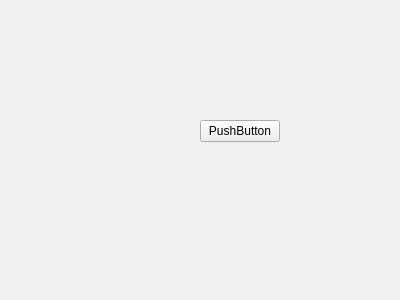
Before: the Qt Designer form Application/editablekvdiagram3var.ui in markus-senger/KV-diagram, drawn with Qt 5.
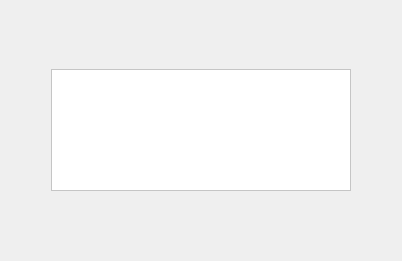
After: the same form once the commit is applied.

What changed in the file:
```diff
--- a/Application/editablekvdiagram3var.ui
+++ b/Application/editablekvdiagram3var.ui
@@ -6,26 +6,63 @@
    <rect>
     <x>0</x>
     <y>0</y>
-    <width>400</width>
-    <height>300</height>
+    <width>402</width>
+    <height>261</height>
    </rect>
   </property>
   <property name="windowTitle">
    <string>Form</string>
   </property>
-  <widget class="QPushButton" name="pushButton">
-   <property name="geometry">
-    <rect>
-     <x>200</x>
-     <y>120</y>
-     <width>80</width>
-     <height>22</height>
-    </rect>
-   </property>
-   <property name="text">
-    <string>PushButton</string>
-   </property>
-  </widget>
+  <layout class="QHBoxLayout" name="horizontalLayout">
+   <item>
+    <widget class="QTableView" name="kvDiagram">
+     <property name="sizePolicy">
+      <sizepolicy hsizetype="Fixed" vsizetype="Fixed">
+       <horstretch>0</horstretch>
+       <verstretch>0</verstretch>
+      </sizepolicy>
+     </property>
+     <property name="minimumSize">
+      <size>
+       <width>0</width>
+       <height>0</height>
+      </size>
+     </property>
+     <property name="maximumSize">
+      <size>
+       <width>300</width>
+       <height>122</height>
+      </size>
+     </property>
+     <property name="baseSize">
+      <size>
+       <width>300</width>
+       <height>122</height>
+      </size>
+     </property>
+     <property name="styleSheet">
+      <string notr="true">QTableView {
+	background-color: white;
+}</string>
+     </property>
+     <property name="editTriggers">
+      <set>QAbstractItemView::NoEditTriggers</set>
+     </property>
+     <property name="selectionMode">
+      <enum>QAbstractItemView::NoSelection</enum>
+     </property>
+     <attribute name="horizontalHeaderVisible">
+      <bool>false</bool>
+     </attribute>
+     <attribute name="verticalHeaderVisible">
+      <bool>false</bool>
+     </attribute>
+     <attribute name="verticalHeaderDefaultSectionSize">
+      <number>40</number>
+     </attribute>
+    </widget>
+   </item>
+  </layout>
  </widget>
  <resources/>
  <connections/>
```
